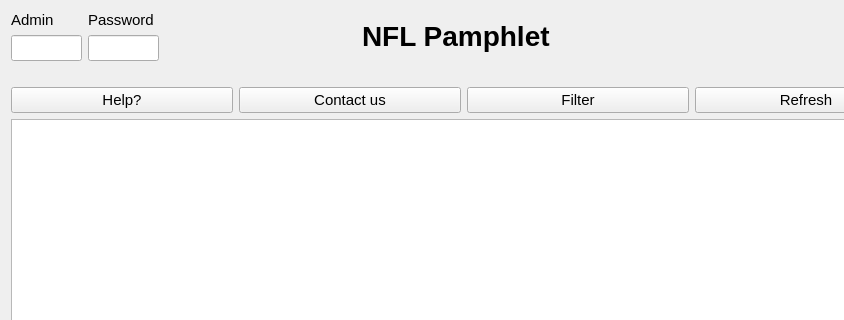
This is NFL-Pamphlet/mainwindow.ui in jasperdoan/NFL-Pamphlet as Qt 5 draws it before an edit; both pictures show x 0 to 844 and y 0 to 320 of the 928 by 781 pixel window. The edited form follows.
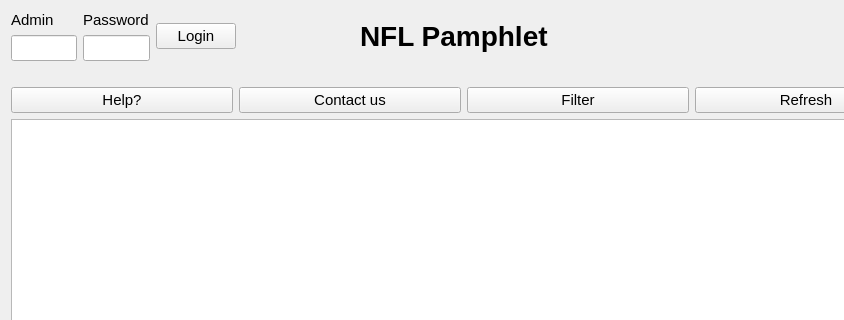
This is the edited form.

What changed in the file:
```diff
--- a/NFL-Pamphlet/mainwindow.ui
+++ b/NFL-Pamphlet/mainwindow.ui
@@ -69,6 +69,13 @@
          </item>
         </layout>
        </item>
+       <item>
+        <widget class="QPushButton" name="loginButton">
+         <property name="text">
+          <string>Login</string>
+         </property>
+        </widget>
+       </item>
        <item>
         <spacer name="horizontalSpacer_3">
          <property name="orientation">
@@ -92,7 +99,7 @@
           </font>
          </property>
          <property name="text">
-          <string>NFL Pamphlet                      </string>
+          <string>NFL Pamphlet                           </string>
          </property>
         </widget>
        </item>
```
